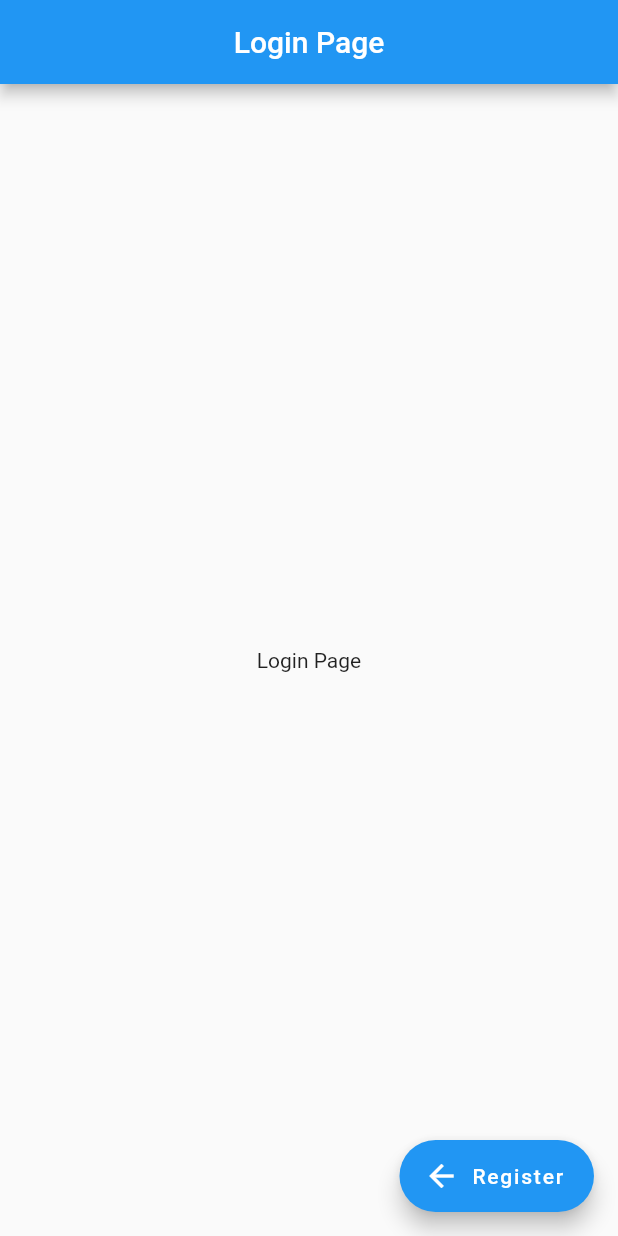
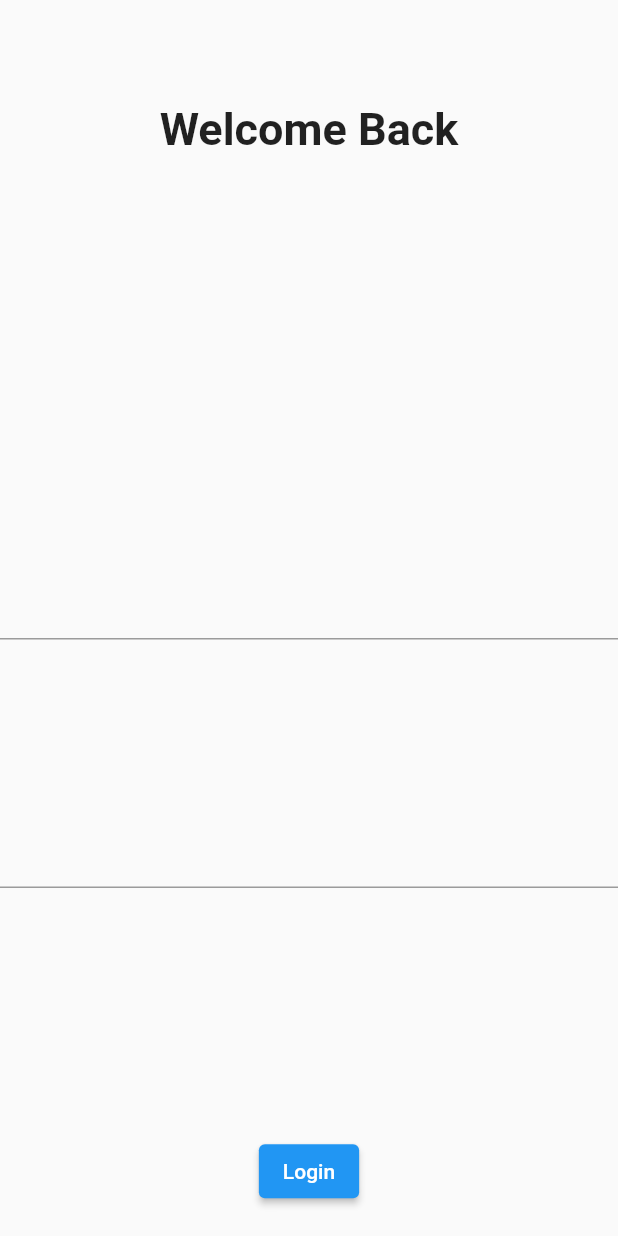
Before and after one commit to vk2122/loginsigninappusingfirebase, a Flutter app: the screen it shows after launch, on a phone screen of 412 x 824 dp. Run offline on Flutter 3.47's test engine with Material 2 defaults, Android fonts, the phone set to English and light mode, and no system bars.

Commit message:
Login Created

```diff
--- a/firebaseapp/lib/login.dart
+++ b/firebaseapp/lib/login.dart
@@ -1,5 +1,6 @@
-// ignore_for_file: avoid_unnecessary_containers
+// ignore_for_file: prefer_const_constructors
 
+import 'package:firebaseapp/home.dart';
 import 'package:firebaseapp/register.dart';
 import 'package:flutter/material.dart';
 
@@ -9,30 +10,56 @@ class LoginPage extends StatefulWidget {
 }
 
 class _LoginPageState extends State<LoginPage> {
+
+  final TextEditingController userController = TextEditingController();
+  final TextEditingController passController = TextEditingController();
+
   @override
   Widget build(BuildContext context) {
+    double height = MediaQuery.of(context).size.height;
+    double width = MediaQuery.of(context).size.width;
     return Scaffold(
-      appBar: AppBar(
-        title: const Text('Login Page'),
-        centerTitle: true,
+      body: Column(
+        children: [
+          SizedBox(
+            height: height/12,
           ),
-      body: Container(
-        child: const Center(
-          child: Text("Login Page")
+          Text(
+            "Welcome Back",
+            style: TextStyle(
+              fontStyle: FontStyle.normal,
+              fontSize: 30,
+              fontWeight: FontWeight.w600
             ),
           ),
-      floatingActionButton: FloatingActionButton.extended(
-        backgroundColor: Colors.blue,
-        foregroundColor: Colors.white,
+          SizedBox(
+            height: height/3,
+          ),
+          TextFormField(
+
+          ),
+          SizedBox(
+            height: height/7,
+          ),
+          TextFormField(
+
+          ),
+          SizedBox(
+            height: height/5,
+          ),
+          ElevatedButton(
             onPressed: () {
               Navigator.pushReplacement(
                 context,
-            MaterialPageRoute(builder: (context) => RegisterPage()
-            ),
+                MaterialPageRoute(builder: (context) => HomePage())
               );
             },
-        icon: const Icon(Icons.arrow_back),
-        label: const Text("Register"),
+            child: Text("Login"),
+          ),
+          Row(
+
+          ),
+        ],
       ),
     );
   }
--- a/firebaseapp/lib/main.dart
+++ b/firebaseapp/lib/main.dart
@@ -1,5 +1,4 @@
-// ignore_for_file: prefer_const_constructors, use_key_in_widget_constructors
-
+import 'package:firebaseapp/forgotpass.dart';
 import 'package:firebaseapp/login.dart';
 import 'package:firebaseapp/register.dart';
 import 'package:flutter/material.dart';
@@ -30,8 +29,8 @@ class _MyAppState extends State<MyApp> {
       routes: {
         'login': (context) => LoginPage(),
         'register': (context) => RegisterPage(),
-        /*'forgotpass':(context) => ,
-        'splash':(context) => ,*/
+        'forgotpass':(context) => ForgotPass(),
+        /*'splash':(context) => ,*/
       },
     );
   }
--- a/firebaseapp/lib/register.dart
+++ b/firebaseapp/lib/register.dart
@@ -1,5 +1,3 @@
-// ignore_for_file: avoid_unnecessary_containers
-
 import 'package:firebaseapp/login.dart';
 import 'package:flutter/material.dart';
 
```
Also changed, not shown: firebaseapp/lib/forgotpass.dart (+33 -0 lines), firebaseapp/lib/home.dart (added, +20 -0 lines), 1 other file. Lines whose indentation alone changed are shown as unchanged.
